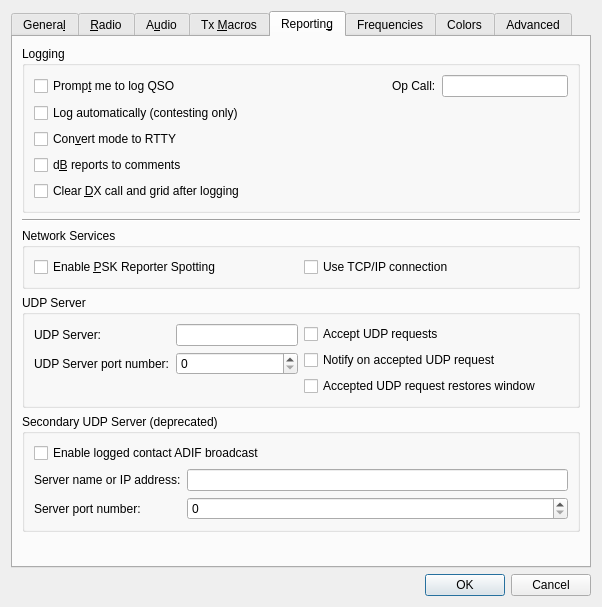
First picture: the form in Configuration.ui, repository WSJTX/wsjtx, before the edit.
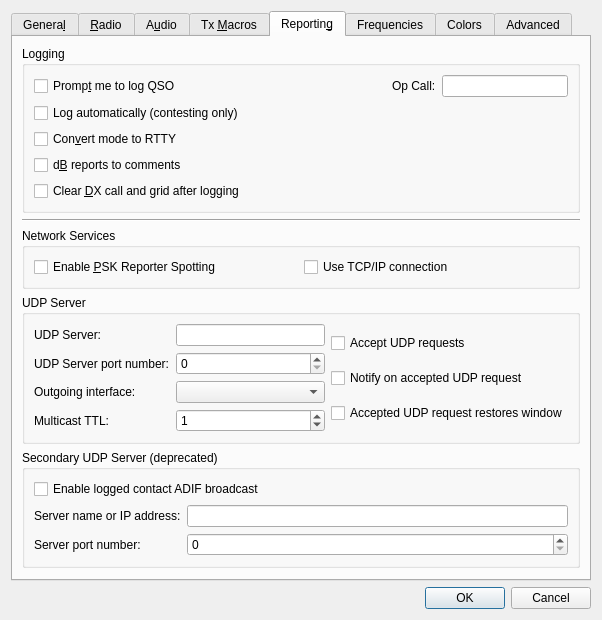
Second picture: the form after the edit. The open tabs and pages were chosen to show the change. Custom widgets are drawn as their Qt base class.

Commit message: Network interface selection for outgoing UDP multicast datagrams

Patch:
```diff
--- a/Configuration.ui
+++ b/Configuration.ui
@@ -7,7 +7,7 @@
     <x>0</x>
     <y>0</y>
     <width>554</width>
-    <height>556</height>
+    <height>560</height>
    </rect>
   </property>
   <property name="windowTitle">
@@ -1864,12 +1864,6 @@
             </item>
             <item row="0" column="1">
              <widget class="QLineEdit" name="udp_server_line_edit">
-              <property name="sizePolicy">
-               <sizepolicy hsizetype="Preferred" vsizetype="Fixed">
-                <horstretch>0</horstretch>
-                <verstretch>0</verstretch>
-               </sizepolicy>
-              </property>
               <property name="toolTip">
                <string>&lt;html&gt;&lt;head/&gt;&lt;body&gt;&lt;p&gt;Optional hostname of network service to receive decodes.&lt;/p&gt;&lt;p&gt;Formats:&lt;/p&gt;&lt;ul style=&quot;margin-top: 0px; margin-bottom: 0px; margin-left: 0px; margin-right: 0px; -qt-list-indent: 1;&quot;&gt;&lt;li style=&quot; margin-top:12px; margin-bottom:0px; margin-left:0px; margin-right:0px; -qt-block-indent:0; text-indent:0px;&quot;&gt;hostname&lt;/li&gt;&lt;li style=&quot; margin-top:0px; margin-bottom:0px; margin-left:0px; margin-right:0px; -qt-block-indent:0; text-indent:0px;&quot;&gt;IPv4 address&lt;/li&gt;&lt;li style=&quot; margin-top:0px; margin-bottom:0px; margin-left:0px; margin-right:0px; -qt-block-indent:0; text-indent:0px;&quot;&gt;IPv6 address&lt;/li&gt;&lt;li style=&quot; margin-top:0px; margin-bottom:0px; margin-left:0px; margin-right:0px; -qt-block-indent:0; text-indent:0px;&quot;&gt;IPv4 multicast group address&lt;/li&gt;&lt;li style=&quot; margin-top:0px; margin-bottom:0px; margin-left:0px; margin-right:0px; -qt-block-indent:0; text-indent:0px;&quot;&gt;IPv6 multicast group address&lt;/li&gt;&lt;/ul&gt;&lt;p&gt;Clearing this field will disable the broadcasting of UDP status updates.&lt;/p&gt;&lt;/body&gt;&lt;/html&gt;</string>
               </property>
@@ -1898,6 +1892,39 @@
               </property>
              </widget>
             </item>
+            <item row="2" column="0">
+             <widget class="QLabel" name="udp_interface_label">
+              <property name="text">
+               <string>Outgoing interface:</string>
+              </property>
+              <property name="buddy">
+               <cstring>udp_interface_combo_box</cstring>
+              </property>
+             </widget>
+            </item>
+            <item row="2" column="1">
+             <widget class="LazyFillComboBox" name="udp_interface_combo_box"/>
+            </item>
+            <item row="3" column="1">
+             <widget class="QSpinBox" name="udp_TTL_spin_box">
+              <property name="maximum">
+               <number>255</number>
+              </property>
+              <property name="value">
+               <number>1</number>
+              </property>
+             </widget>
+            </item>
+            <item row="3" column="0">
+             <widget class="QLabel" name="udp_TTL_label">
+              <property name="text">
+               <string>Multicast TTL:</string>
+              </property>
+              <property name="buddy">
+               <cstring>udp_TTL_spin_box</cstring>
+              </property>
+             </widget>
+            </item>
            </layout>
           </item>
           <item row="0" column="1">
```
Left out of the diff: 20 changed lines with no effect on the pictures. The commit also changes 10 other files.
